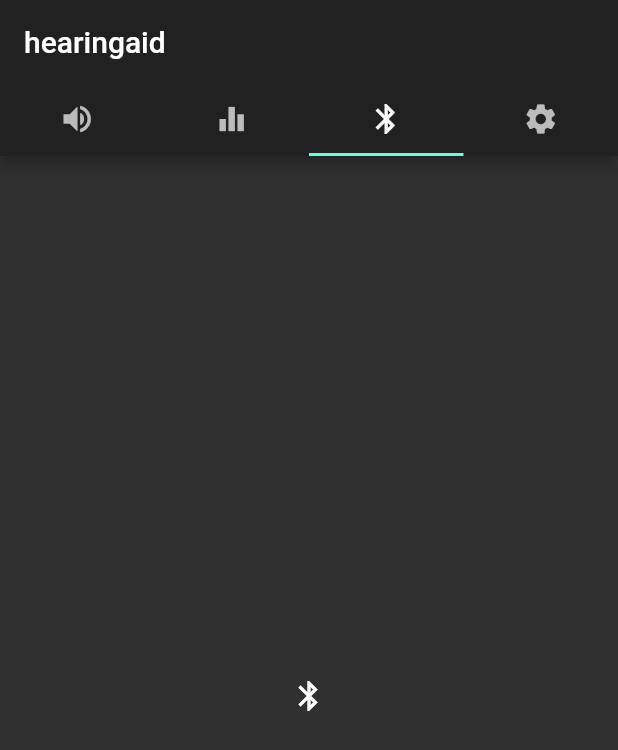
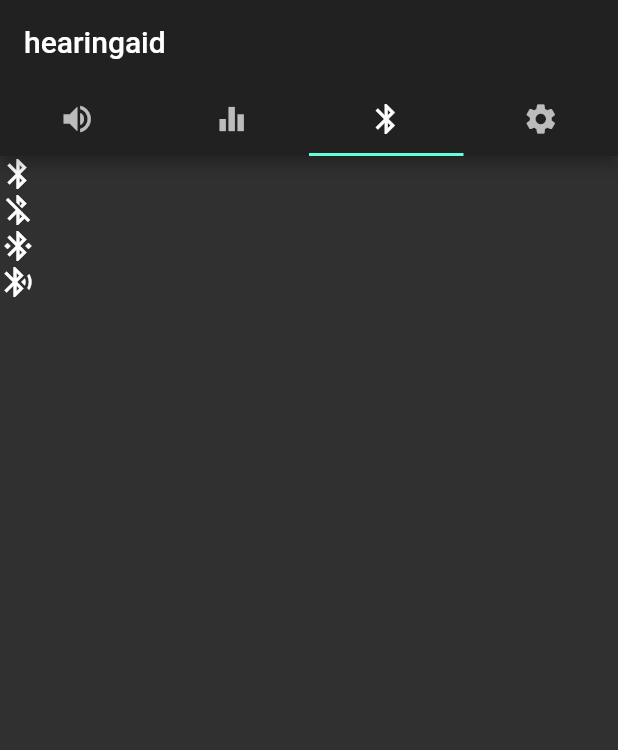
Before and after one commit to jethrodaniel/hearingaid, a Flutter app: the screen it shows after launch, tab 3 chosen, on a phone screen of 412 x 824 dp. Shown: the top 750 px of the screen. Run offline on Flutter 3.47's test engine with Material 2 defaults, Android fonts, the phone set to English and light mode, and no system bars.

Commit message:
add more bluetooth icons

```diff
--- a/lib/main.dart
+++ b/lib/main.dart
@@ -51,7 +51,14 @@ class _MyHomePageState extends State<MyHomePage> {
           children: [
             Icon(Icons.volume_up),
             Icon(Icons.equalizer),
-            Icon(Icons.bluetooth),
+            Row(children: [
+              Column(children: [
+                Icon(Icons.bluetooth),
+                Icon(Icons.bluetooth_disabled),
+                Icon(Icons.bluetooth_connected),
+                Icon(Icons.bluetooth_searching),
+              ]),
+            ]),
             Icon(Icons.settings),
           ],
         ),
```
